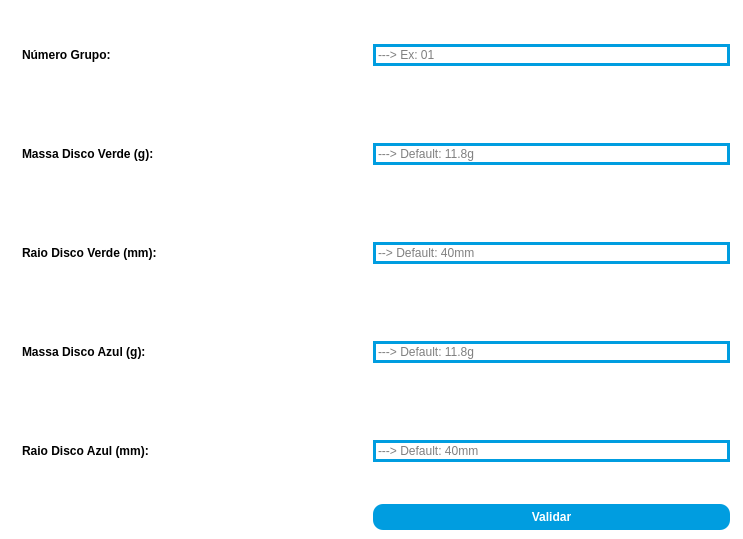
Above: gui.ui from MestreHq5/Collision-Study before the change. Below: the same form after it.
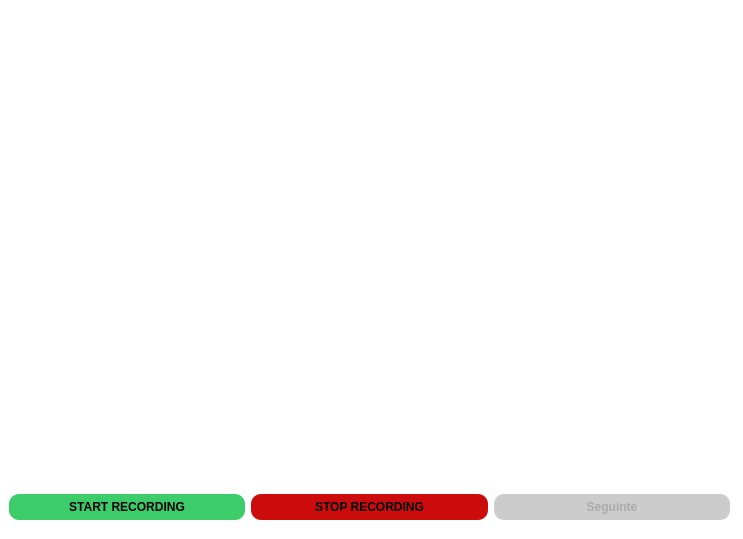
That is the form after the change.

```diff
--- a/gui.ui
+++ b/gui.ui
@@ -54,7 +54,7 @@
        <string notr="true">background-color:white;</string>
       </property>
       <property name="currentIndex">
-       <number>2</number>
+       <number>3</number>
       </property>
       <widget class="QWidget" name="Page_1">
        <property name="sizePolicy">
@@ -210,10 +210,10 @@
             <string notr="true">background-color: white;
 color: black; 
 font-weight: bold;
-padding-left: 10px;</string>
+padding-left: 20px;</string>
            </property>
            <property name="text">
-            <string>&lt;html&gt;&lt;head/&gt;&lt;body&gt;&lt;p&gt;Raio Disco Verde (mm):&lt;/p&gt;&lt;/body&gt;&lt;/html&gt;</string>
+            <string>&lt;html&gt;&lt;head/&gt;&lt;body&gt;&lt;p&gt;&lt;span style=&quot; font-size:20pt;&quot;&gt;Raio Disco Verde (mm):&lt;/span&gt;&lt;/p&gt;&lt;/body&gt;&lt;/html&gt;</string>
            </property>
           </widget>
          </item>
@@ -228,7 +228,8 @@
            <property name="styleSheet">
             <string notr="true">background-color: white;
 color: black; 
-border: 3px solid #009de0;</string>
+border: 3px solid #009de0;
+font-size: 20px;</string>
            </property>
            <property name="placeholderText">
             <string>---&gt; Ex: 01</string>
@@ -247,10 +248,10 @@
             <string notr="true">background-color: white;
 color: black; 
 font-weight: bold;
-padding-left: 10px;</string>
+padding-left: 20px;</string>
            </property>
            <property name="text">
-            <string>&lt;html&gt;&lt;head/&gt;&lt;body&gt;&lt;p&gt;Massa Disco Azul (g): &lt;/p&gt;&lt;/body&gt;&lt;/html&gt;</string>
+            <string>&lt;html&gt;&lt;head/&gt;&lt;body&gt;&lt;p&gt;&lt;span style=&quot; font-size:20pt;&quot;&gt;Massa Disco Azul (g): &lt;/span&gt;&lt;/p&gt;&lt;/body&gt;&lt;/html&gt;</string>
            </property>
           </widget>
          </item>
@@ -265,10 +266,11 @@
            <property name="styleSheet">
             <string notr="true">background-color: white;
 color: black; 
-border: 3px solid #009de0;</string>
+border: 3px solid #009de0;
+font-size: 20px;</string>
            </property>
            <property name="placeholderText">
-            <string>---&gt; Default: 11.8g</string>
+            <string>---&gt; Ex: 11.8</string>
            </property>
           </widget>
          </item>
@@ -284,10 +286,10 @@
             <string notr="true">background-color: white;
 color: black; 
 font-weight: bold;
-padding-left: 10px;</string>
+padding-left: 20px;</string>
            </property>
            <property name="text">
-            <string>&lt;html&gt;&lt;head/&gt;&lt;body&gt;&lt;p&gt;Número Grupo: &lt;/p&gt;&lt;/body&gt;&lt;/html&gt;</string>
+            <string>&lt;html&gt;&lt;head/&gt;&lt;body&gt;&lt;p&gt;&lt;span style=&quot; font-size:20pt;&quot;&gt;Número Grupo: &lt;/span&gt;&lt;/p&gt;&lt;/body&gt;&lt;/html&gt;</string>
            </property>
           </widget>
          </item>
@@ -303,10 +305,10 @@
             <string notr="true">background-color: white;
 color: black; 
 font-weight: bold;
-padding-left: 10px;</string>
+padding-left: 20px;</string>
            </property>
            <property name="text">
-            <string>&lt;html&gt;&lt;head/&gt;&lt;body&gt;&lt;p&gt;Massa Disco Verde (g): &lt;/p&gt;&lt;/body&gt;&lt;/html&gt;</string>
+            <string>&lt;html&gt;&lt;head/&gt;&lt;body&gt;&lt;p&gt;&lt;span style=&quot; font-size:20pt;&quot;&gt;Massa Disco Verde (g): &lt;/span&gt;&lt;/p&gt;&lt;/body&gt;&lt;/html&gt;</string>
            </property>
           </widget>
          </item>
@@ -322,10 +324,10 @@
             <string notr="true">background-color: white;
 color: black; 
 font-weight: bold;
-padding-left: 10px;</string>
+padding-left: 20px;</string>
            </property>
            <property name="text">
-            <string>&lt;html&gt;&lt;head/&gt;&lt;body&gt;&lt;p&gt;Raio Disco Azul (mm):&lt;/p&gt;&lt;/body&gt;&lt;/html&gt;</string>
+            <string>&lt;html&gt;&lt;head/&gt;&lt;body&gt;&lt;p&gt;&lt;span style=&quot; font-size:20pt;&quot;&gt;Raio Disco Azul (mm):&lt;/span&gt;&lt;/p&gt;&lt;/body&gt;&lt;/html&gt;</string>
            </property>
           </widget>
          </item>
@@ -340,10 +342,11 @@
            <property name="styleSheet">
             <string notr="true">background-color: white;
 color: black; 
-border: 3px solid #009de0;</string>
+border: 3px solid #009de0;
+font-size: 20px;</string>
            </property>
            <property name="placeholderText">
-            <string>---&gt; Default: 11.8g</string>
+            <string>---&gt; Ex: 11.8</string>
            </property>
           </widget>
          </item>
@@ -358,10 +361,11 @@
            <property name="styleSheet">
             <string notr="true">background-color: white;
 color: black; 
-border: 3px solid #009de0;</string>
+border: 3px solid #009de0;
+font-size: 20px;</string>
            </property>
            <property name="placeholderText">
-            <string>---&gt; Default: 40mm</string>
+            <string>---&gt; Ex: 40</string>
            </property>
           </widget>
          </item>
@@ -376,10 +380,11 @@
            <property name="styleSheet">
             <string notr="true">background-color: white;
 color: black; 
-border: 3px solid #009de0;</string>
+border: 3px solid #009de0;
+font-size: 20px;</string>
            </property>
            <property name="placeholderText">
-            <string>--&gt; Default: 40mm</string>
+            <string>--&gt; Ex: 40</string>
            </property>
           </widget>
          </item>
@@ -417,6 +422,146 @@
         </layout>
        </widget>
       </widget>
+      <widget class="QWidget" name="Page_4">
+       <property name="sizePolicy">
+        <sizepolicy hsizetype="Expanding" vsizetype="Expanding">
+         <horstretch>0</horstretch>
+         <verstretch>0</verstretch>
+        </sizepolicy>
+       </property>
+       <widget class="QWidget" name="verticalLayoutWidget">
+        <property name="geometry">
+         <rect>
+          <x>9</x>
+          <y>9</y>
+          <width>721</width>
+          <height>521</height>
+         </rect>
+        </property>
+        <layout class="QVBoxLayout" name="verticalLayout_5">
+         <item>
+          <widget class="QLabel" name="videoLabel">
+           <property name="sizePolicy">
+            <sizepolicy hsizetype="Expanding" vsizetype="Expanding">
+             <horstretch>0</horstretch>
+             <verstretch>0</verstretch>
+            </sizepolicy>
+           </property>
+           <property name="styleSheet">
+            <string notr="true">background-color: white;</string>
+           </property>
+           <property name="text">
+            <string>&lt;html&gt;&lt;head/&gt;&lt;body&gt;&lt;p&gt;&lt;br/&gt;&lt;/p&gt;&lt;/body&gt;&lt;/html&gt;</string>
+           </property>
+          </widget>
+         </item>
+         <item>
+          <layout class="QHBoxLayout" name="horizontalLayout">
+           <property name="bottomMargin">
+            <number>10</number>
+           </property>
+           <item>
+            <widget class="QPushButton" name="btnRecord">
+             <property name="styleSheet">
+              <string notr="true">QPushButton {
+    color: black;
+    background-color: #3dcc6a;
+	border-radius: 10px;
+    padding: 6px 12px;
+	font-weight: bold;
+}
+
+QPushButton:hover {
+    color: black;
+    background-color: #2e9950;  
+}
+
+QPushButton:pressed {
+    color: black;
+    background-color: #268043;  
+}
+
+QPushButton:disabled {
+    color: #aaaaaa;
+    background-color: #cccccc;
+}</string>
+             </property>
+             <property name="text">
+              <string>START RECORDING</string>
+             </property>
+            </widget>
+           </item>
+           <item>
+            <widget class="QPushButton" name="btnStop">
+             <property name="styleSheet">
+              <string notr="true">QPushButton {
+    color: black;
+    background-color: #cc0c0c;
+	border-radius: 10px;
+    padding: 6px 12px;
+	font-weight: bold;
+}
+
+QPushButton:hover {
+    color: black;
+    background-color: #b30b0b;  
+}
+
+QPushButton:pressed {
+    color: black;
+    background-color: #800808;  
+}
+
+QPushButton:disabled {
+    color: #aaaaaa;
+    background-color: #cccccc;
+}</string>
+             </property>
+             <property name="text">
+              <string>STOP RECORDING</string>
+             </property>
+            </widget>
+           </item>
+           <item>
+            <widget class="QPushButton" name="btnNext4">
+             <property name="enabled">
+              <bool>false</bool>
+             </property>
+             <property name="styleSheet">
+              <string notr="true">QPushButton {
+    color: white;
+    background-color: #009de0;
+	border-radius: 10px;
+    padding: 6px 12px;
+	font-weight: bold;
+}
+
+QPushButton:hover {
+    color: white;
+    background-color: #007bb5;  
+}
+
+QPushButton:pressed {
+    color: white;
+    background-color: #005f87;  
+}
+
+QPushButton:disabled {
+    color: #aaaaaa;
+    background-color: #cccccc;
+}</string>
+             </property>
+             <property name="text">
+              <string>Seguinte</string>
+             </property>
+            </widget>
+           </item>
+          </layout>
+         </item>
+        </layout>
+       </widget>
+      </widget>
+      <widget class="QWidget" name="Page_5"/>
      </widget>
     </item>
    </layout>
```
Left out of the diff: 20 changed lines with no effect on the pictures.
